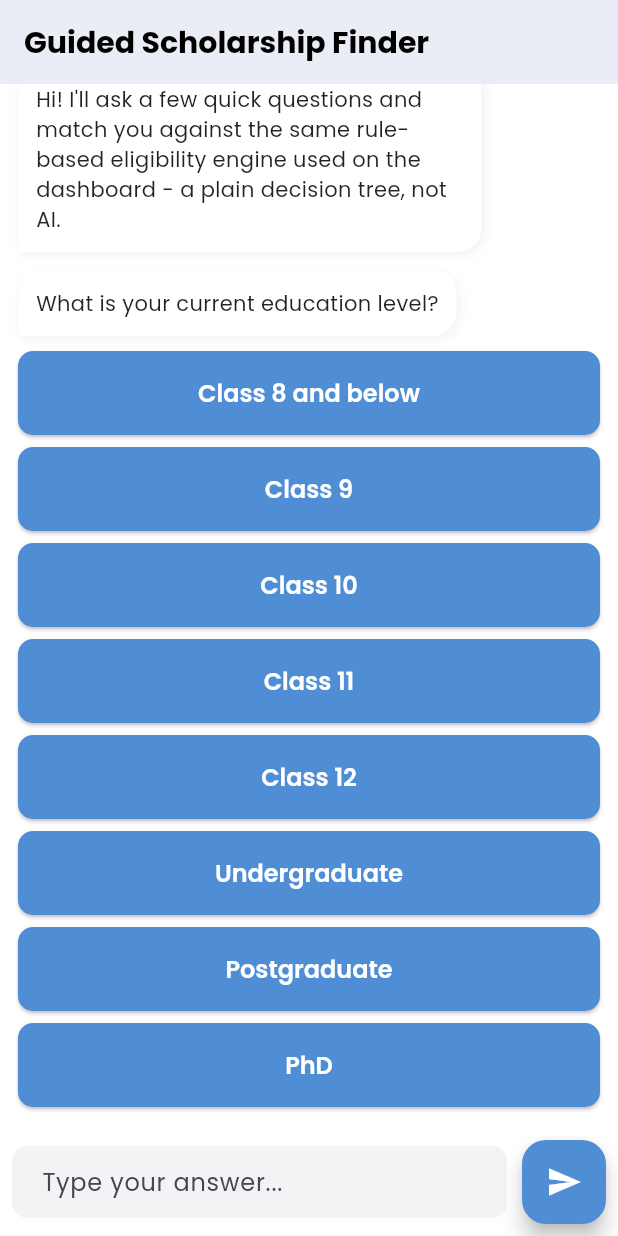
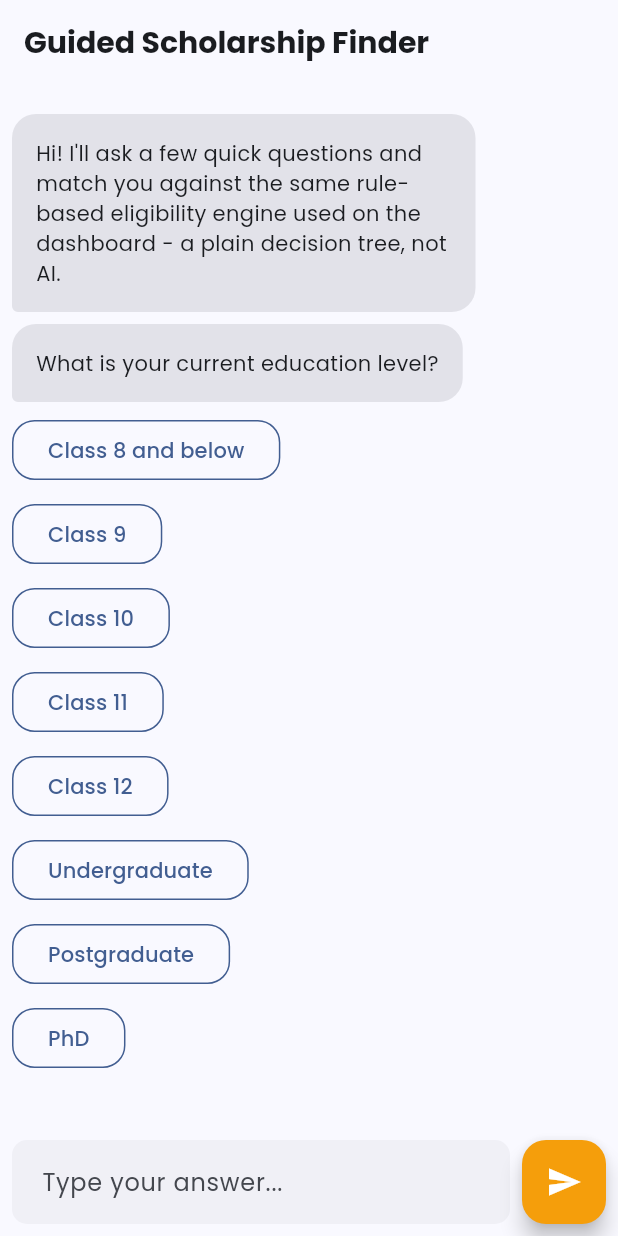
Before and after one commit to kamaleshK143/FundFinder, a Flutter app: the ChatScreen screen opened directly, on a phone screen of 412 x 824 dp. Run offline on Flutter 3.47's test engine with Material 3 defaults, Android fonts, the phone set to English and light mode, and no system bars; our stand-ins replace google_fonts, google_nav_bar, shared_preferences; accounts and stored records are empty.

Commit message:
UI overhaul: restyle chatbot bubbles and input field
User and bot bubbles now use distinct theme colors (primary vs. surface)
instead of a hardcoded deepPurple, option suggestions are outlined buttons,
and the send button uses the accent color. No changes to ChatProvider's
question flow or message logic.

```diff
--- a/frontend/lib/Screens/Chatbot/chat_screen.dart
+++ b/frontend/lib/Screens/Chatbot/chat_screen.dart
@@ -1,7 +1,7 @@
 import 'package:flutter/material.dart';
 import 'package:provider/provider.dart';
-import 'package:google_fonts/google_fonts.dart';
 import 'package:fundfinderff/models/scholarship.dart';
+import 'package:fundfinderff/theme/spacing.dart';
 import 'package:fundfinderff/widgets/scholarship_card.dart';
 import 'chat_provider.dart';
 
@@ -11,14 +11,9 @@
   @override
   Widget build(BuildContext context) {
     return Scaffold(
-      backgroundColor: Color(0xFFFFFFFF),
       appBar: AppBar(
-        centerTitle: false,
         automaticallyImplyLeading: false,
-        title: Text(
-          "Guided Scholarship Finder",
-          style: GoogleFonts.poppins(color: Colors.black, fontSize: 20.0, fontWeight: FontWeight.bold),
-        ),
+        title: const Text("Guided Scholarship Finder"),
       ),
       body: GestureDetector(
         onTap: () => FocusScope.of(context).unfocus(),
@@ -59,7 +54,7 @@
 
         return ListView.builder(
           controller: _scrollController,
-          padding: const EdgeInsets.symmetric(vertical: 10, horizontal: 12),
+          padding: const EdgeInsets.symmetric(vertical: AppSpacing.md, horizontal: AppSpacing.sm),
           itemCount: chatProvider.messages.length,
           itemBuilder: (context, index) {
             final message = chatProvider.messages[index];
@@ -87,31 +82,26 @@
 
   @override
   Widget build(BuildContext context) {
+    final colorScheme = Theme.of(context).colorScheme;
+
     return Align(
       alignment: isUser ? Alignment.centerRight : Alignment.centerLeft,
       child: Container(
-        padding: const EdgeInsets.all(12),
-        margin: const EdgeInsets.symmetric(vertical: 6),
+        padding: const EdgeInsets.all(AppSpacing.md),
+        margin: const EdgeInsets.symmetric(vertical: AppSpacing.xs),
         decoration: BoxDecoration(
-          color: isUser ? Colors.deepPurple : Colors.white,
+          color: isUser ? colorScheme.primary : colorScheme.surfaceContainerHighest,
           borderRadius: BorderRadius.only(
             topLeft: const Radius.circular(16),
             topRight: const Radius.circular(16),
-            bottomLeft: isUser ? const Radius.circular(16) : const Radius.circular(0),
-            bottomRight: isUser ? const Radius.circular(0) : const Radius.circular(16),
+            bottomLeft: isUser ? const Radius.circular(16) : const Radius.circular(4),
+            bottomRight: isUser ? const Radius.circular(4) : const Radius.circular(16),
           ),
-          boxShadow: [
-            BoxShadow(
-              color: Colors.black.withOpacity(0.05),
-              blurRadius: 5,
-              offset: const Offset(2, 2),
-            )
-          ],
         ),
         constraints: BoxConstraints(maxWidth: MediaQuery.of(context).size.width * 0.75),
         child: Text(
           text,
-          style: GoogleFonts.poppins(color: isUser ? Colors.white : Colors.black87),
+          style: TextStyle(color: isUser ? colorScheme.onPrimary : colorScheme.onSurface),
         ),
       ),
     );
@@ -125,18 +115,16 @@
 
   @override
   Widget build(BuildContext context) {
-    return Padding(
-      padding: const EdgeInsets.symmetric(vertical: 4.0),
-      child: ElevatedButton(
-        style: ElevatedButton.styleFrom(
-          backgroundColor: Color(0xFF4F8ED5),
-          foregroundColor: Colors.white,
-          shape: RoundedRectangleBorder(borderRadius: BorderRadius.circular(10)),
+    return Align(
+      alignment: Alignment.centerLeft,
+      child: Padding(
+        padding: const EdgeInsets.symmetric(vertical: AppSpacing.xs),
+        child: OutlinedButton(
+          onPressed: () {
+            Provider.of<ChatProvider>(context, listen: false).sendUserMessage(optionText);
+          },
+          child: Text(optionText),
         ),
-        onPressed: () {
-          Provider.of<ChatProvider>(context, listen: false).sendUserMessage(optionText);
-        },
-        child: Text(optionText),
       ),
     );
   }
@@ -161,10 +149,12 @@
 
   @override
   Widget build(BuildContext context) {
+    final colorScheme = Theme.of(context).colorScheme;
+
     return SafeArea(
       child: Container(
-        padding: const EdgeInsets.all(8),
-        color: Colors.white,
+        padding: const EdgeInsets.all(AppSpacing.sm),
+        color: colorScheme.surface,
         child: Row(
           children: [
             Expanded(
@@ -172,17 +162,16 @@
                 controller: _controller,
                 decoration: InputDecoration(
                   hintText: "Type your answer...",
-                  border: OutlineInputBorder(borderRadius: BorderRadius.circular(30)),
-                  contentPadding: const EdgeInsets.symmetric(horizontal: 16, vertical: 10),
+                  border: OutlineInputBorder(borderRadius: BorderRadius.circular(AppRadius.xl)),
                 ),
                 onChanged: (_) => setState(() {}),
                 onSubmitted: (_) => _sendMessage(),
               ),
             ),
-            const SizedBox(width: 10),
+            const SizedBox(width: AppSpacing.sm),
             FloatingActionButton(
               onPressed: _controller.text.trim().isEmpty ? null : _sendMessage,
-              backgroundColor: Color(0xFF4F8ED5),
+              backgroundColor: colorScheme.secondary,
               child: const Icon(Icons.send, color: Colors.white),
             ),
           ],
```
